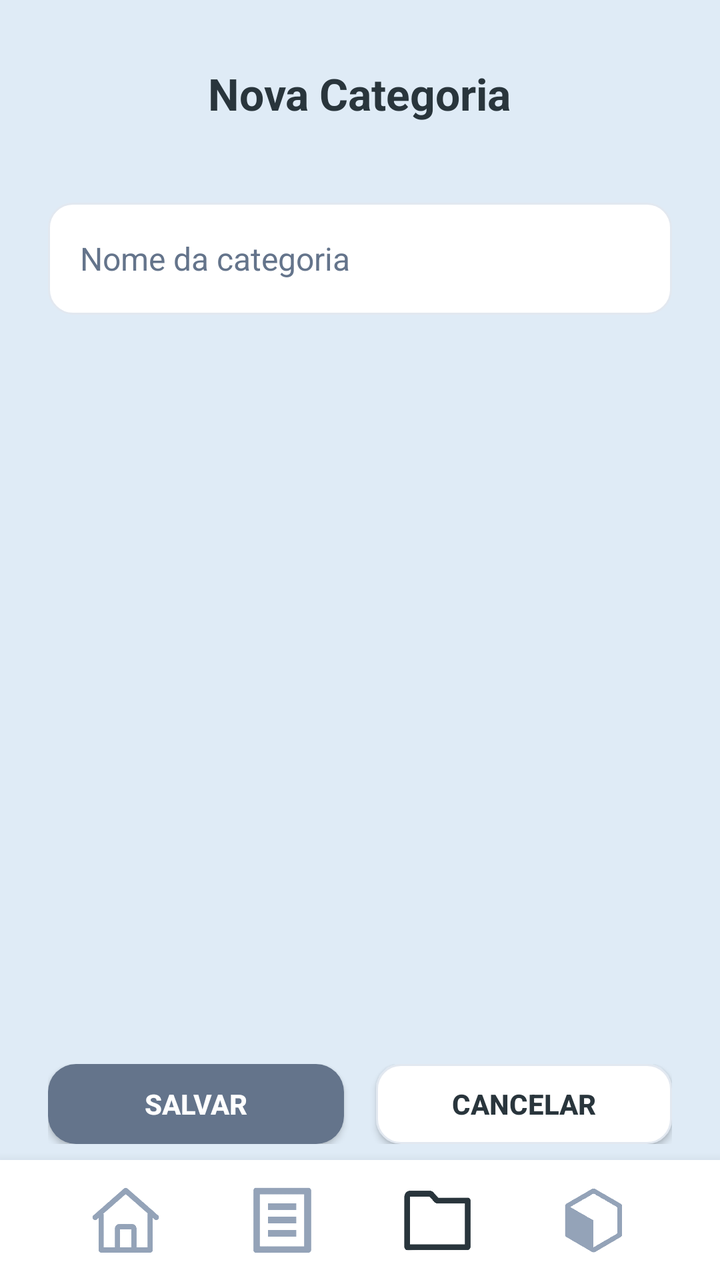
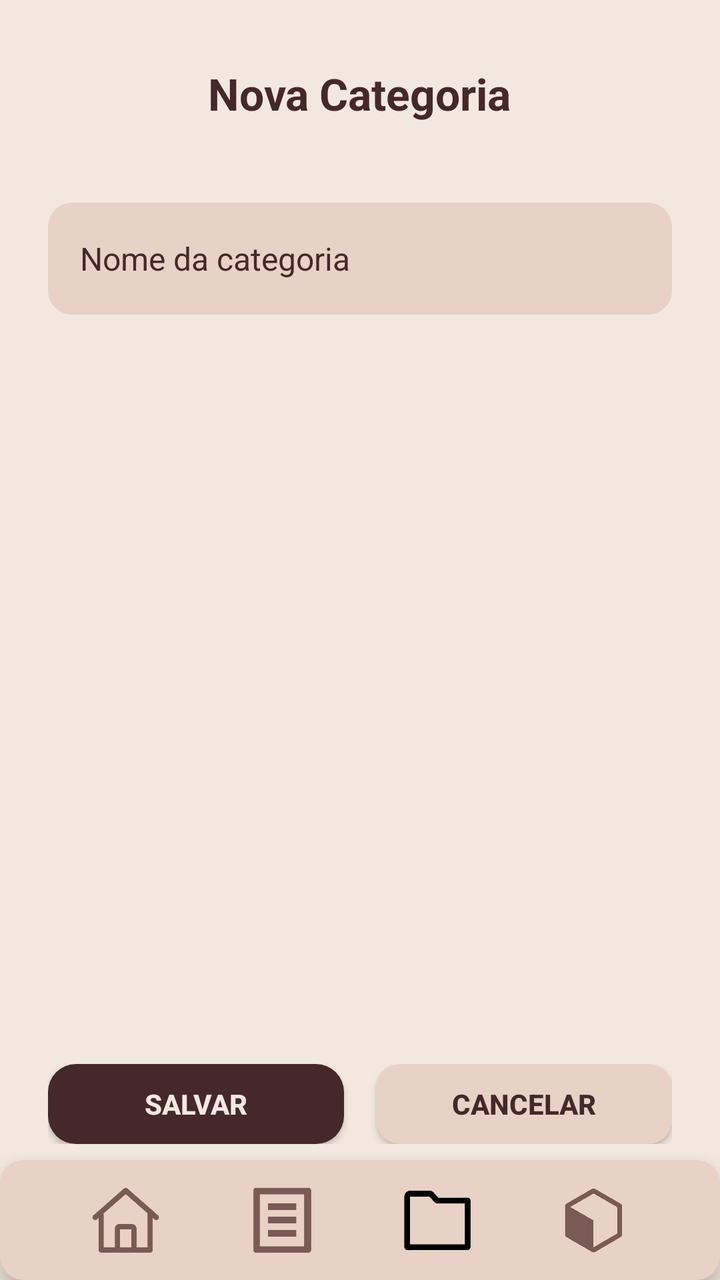

Compare the two renders of this Android layout. The source of the first and the diff that turns it into the second are given below.
<!-- AndroidManifest.xml: application theme Theme.ListaCompras -->
<!-- res/layout/activity_categoria_criar.xml -->
<?xml version="1.0" encoding="utf-8"?>
<RelativeLayout xmlns:android="http://schemas.android.com/apk/res/android"
    xmlns:app="http://schemas.android.com/apk/res-auto"
    android:layout_width="match_parent"
    android:layout_height="match_parent"
    android:background="#DFEBF6">

    
    <TextView
        android:id="@+id/txtTituloCriar"
        android:layout_width="wrap_content"
        android:layout_height="wrap_content"
        android:text="Nova Categoria"
        android:textSize="22sp"
        android:textStyle="bold"
        android:textColor="#29353C"
        android:layout_marginTop="32dp"
        android:layout_centerHorizontal="true" />

    
    <LinearLayout
        android:id="@+id/containerCampo"
        android:layout_width="match_parent"
        android:layout_height="wrap_content"
        android:layout_below="@id/txtTituloCriar"
        android:paddingHorizontal="24dp"
        android:paddingTop="40dp">

        <EditText
            android:id="@+id/edtNomeCategoria"
            android:layout_width="match_parent"
            android:layout_height="56dp"
            android:hint="Nome da categoria"
            android:background="@drawable/card_secundario"
            android:padding="16dp"
            android:textColor="#29353C"
            android:textColorHint="#64748B"
            android:textSize="16sp" />
    </LinearLayout>

    
    <LinearLayout
        android:id="@+id/containerBotoes"
        android:layout_width="match_parent"
        android:layout_height="wrap_content"
        android:orientation="horizontal"
        android:gravity="center"
        android:layout_above="@id/footer"
        android:paddingHorizontal="24dp"
        android:layout_marginBottom="8dp">

        
        <androidx.appcompat.widget.AppCompatButton
            android:id="@+id/btnSalvar"
            android:layout_width="0dp"
            android:layout_height="40dp"
            android:layout_weight="1"
            android:text="Salvar"
            android:textStyle="bold"
            android:textColor="#FFFFFF"
            android:background="@drawable/card_principal" />

        <Space
            android:layout_width="16dp"
            android:layout_height="0dp" />

        
        <androidx.appcompat.widget.AppCompatButton
            android:id="@+id/btnCancelar"
            android:layout_width="0dp"
            android:layout_height="40dp"
            android:layout_weight="1"
            android:text="Cancelar"
            android:textStyle="bold"
            android:textColor="#29353C"
            android:background="@drawable/card_secundario" />
    </LinearLayout>

    
    <LinearLayout
        android:id="@+id/footer"
        android:layout_width="match_parent"
        android:layout_height="60dp"
        android:layout_alignParentBottom="true"
        android:background="#FFFFFF"
        android:elevation="10dp"
        android:gravity="center"
        android:orientation="horizontal"
        android:paddingHorizontal="24dp">

        <ImageView
            android:id="@+id/iconHome"
            android:layout_width="36dp"
            android:layout_height="36dp"
            android:layout_weight="1"
            android:src="@drawable/ic_home"
            app:tint="#94A3B8"/>

        <ImageView
            android:id="@+id/iconListas"
            android:layout_width="36dp"
            android:layout_height="36dp"
            android:layout_weight="1"
            android:src="@drawable/ic_lista"
            app:tint="#94A3B8"/>

        <ImageView
            android:id="@+id/iconCategorias"
            android:layout_width="36dp"
            android:layout_height="36dp"
            android:layout_weight="1"
            android:src="@drawable/ic_pasta"
            app:tint="#29353C"/>

        <ImageView
            android:id="@+id/iconProdutos"
            android:layout_width="36dp"
            android:layout_height="36dp"
            android:layout_weight="1"
            android:src="@drawable/ic_caixa"
            app:tint="#94A3B8"/>
    </LinearLayout>

</RelativeLayout>
<!-- resources referenced by this layout -->
<resources>
  <!-- drawable card_principal (drawable) -->
  <shape xmlns:android="http://schemas.android.com/apk/res/android">
      <solid android:color="#64748B"/>
      <corners android:radius="14dp"/>
  </shape>
  <!-- drawable card_secundario (drawable) -->
  <shape xmlns:android="http://schemas.android.com/apk/res/android">
      <solid android:color="#FFFFFF"/>
      <corners android:radius="12dp"/>
      <stroke android:width="1dp" android:color="#E2E8F0"/>
  </shape>
  <!-- drawable ic_caixa: png bitmap (drawable, 30803 bytes) -->
  <!-- drawable ic_home: png bitmap (drawable, 26750 bytes) -->
  <!-- drawable ic_lista: png bitmap (drawable, 12721 bytes) -->
  <!-- drawable ic_pasta: png bitmap (drawable, 12054 bytes) -->
  <style name="Theme.ListaCompras" parent="Base.Theme.ListaCompras" />
  <style name="Base.Theme.ListaCompras" parent="Theme.Material3.DayNight.NoActionBar">
          
          
      </style>
</resources>

<!-- the commit's change to res/layout/activity_categoria_criar.xml (unified diff, before → after) -->
@@ -3,7 +3,7 @@
     xmlns:app="http://schemas.android.com/apk/res-auto"
     android:layout_width="match_parent"
     android:layout_height="match_parent"
-    android:background="#DFEBF6">
+    android:background="#F3E8DF">
 
     
     <TextView
@@ -13,7 +13,7 @@
         android:text="Nova Categoria"
         android:textSize="22sp"
         android:textStyle="bold"
-        android:textColor="#29353C"
+        android:textColor="#452829"
         android:layout_marginTop="32dp"
         android:layout_centerHorizontal="true" />
 
@@ -33,8 +33,8 @@
             android:hint="Nome da categoria"
             android:background="@drawable/card_secundario"
             android:padding="16dp"
-            android:textColor="#29353C"
-            android:textColorHint="#64748B"
+            android:textColor="#452829"
+            android:textColorHint="#452829"
             android:textSize="16sp" />
     </LinearLayout>
 
@@ -57,7 +57,7 @@
             android:layout_weight="1"
             android:text="Salvar"
             android:textStyle="bold"
-            android:textColor="#FFFFFF"
+            android:textColor="#F3E8DF"
             android:background="@drawable/card_principal" />
 
         <Space
@@ -72,7 +72,7 @@
             android:layout_weight="1"
             android:text="Cancelar"
             android:textStyle="bold"
-            android:textColor="#29353C"
+            android:textColor="#452829"
             android:background="@drawable/card_secundario" />
     </LinearLayout>
 
@@ -82,7 +82,7 @@
         android:layout_width="match_parent"
         android:layout_height="60dp"
         android:layout_alignParentBottom="true"
-        android:background="#FFFFFF"
+        android:background="@drawable/card_secundario"
         android:elevation="10dp"
         android:gravity="center"
         android:orientation="horizontal"
@@ -94,7 +94,7 @@
             android:layout_height="36dp"
             android:layout_weight="1"
             android:src="@drawable/ic_home"
-            app:tint="#94A3B8"/>
+            app:tint="#7A5A54"/>
 
         <ImageView
             android:id="@+id/iconListas"
@@ -102,7 +102,7 @@
             android:layout_height="36dp"
             android:layout_weight="1"
             android:src="@drawable/ic_lista"
-            app:tint="#94A3B8"/>
+            app:tint="#7A5A54"/>
 
         <ImageView
             android:id="@+id/iconCategorias"
@@ -110,7 +110,7 @@
             android:layout_height="36dp"
             android:layout_weight="1"
             android:src="@drawable/ic_pasta"
-            app:tint="#29353C"/>
+            app:tint="#000000"/>
 
         <ImageView
             android:id="@+id/iconProdutos"
@@ -118,7 +118,7 @@
             android:layout_height="36dp"
             android:layout_weight="1"
             android:src="@drawable/ic_caixa"
-            app:tint="#94A3B8"/>
+            app:tint="#7A5A54"/>
     </LinearLayout>
 
 </RelativeLayout>
<!-- resource entries referenced after the edit -->
@@ -2,14 +2,13 @@
 <resources>
   <!-- drawable card_principal (drawable) -->
   <shape xmlns:android="http://schemas.android.com/apk/res/android">
-      <solid android:color="#64748B"/>
+      <solid android:color="#452829"/>
       <corners android:radius="14dp"/>
   </shape>
   <!-- drawable card_secundario (drawable) -->
   <shape xmlns:android="http://schemas.android.com/apk/res/android">
-      <solid android:color="#FFFFFF"/>
-      <corners android:radius="12dp"/>
-      <stroke android:width="1dp" android:color="#E2E8F0"/>
+      <solid android:color="#E8D1C5"/>
+      <corners android:radius="12dp"/>/>
   </shape>
   <!-- drawable ic_caixa: png bitmap (drawable, 30803 bytes) -->
   <!-- drawable ic_home: png bitmap (drawable, 26750 bytes) -->
